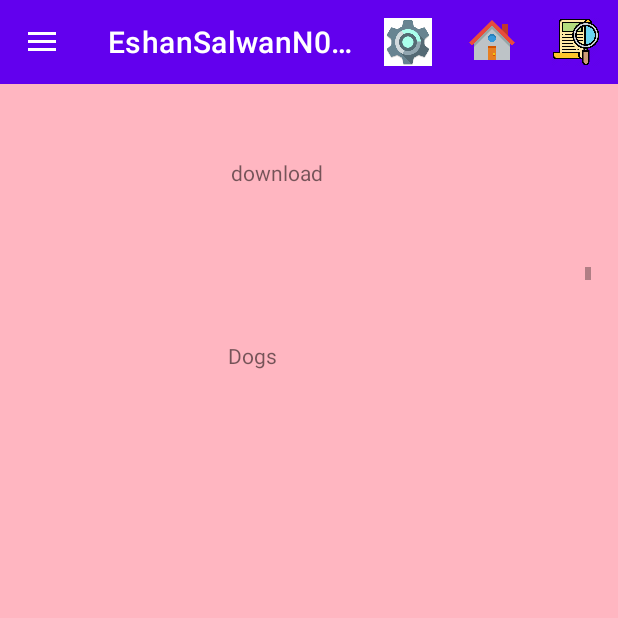
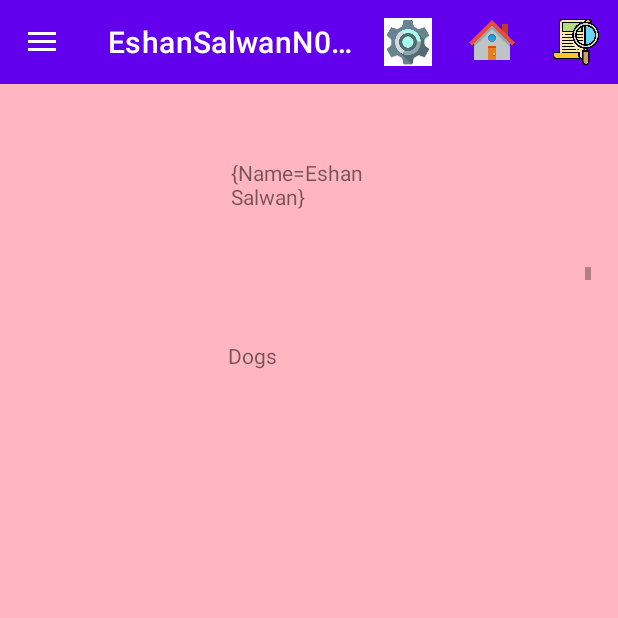
Before and after one commit to EshanSalwan2232/EshanSalwanAssign4, an Android app: the screen it shows after launch (EshanActivity), in the side drawer, after a tap on "Download", on a phone screen of 412 x 824 dp, the top half of it. Run offline under Robolectric (Android 15) with nearby library versions, the phone set to English and light mode, and no system bars.

Commit message:
File content fragment complete

```diff
--- a/app/src/main/java/eshan/salwan/n01422232/EshanFileContent.java
+++ b/app/src/main/java/eshan/salwan/n01422232/EshanFileContent.java
@@ -1,12 +1,28 @@
 package eshan.salwan.n01422232;
 
+import static eshan.salwan.n01422232.EshanHome.FILE_NAME;
+
+import android.app.Activity;
+import android.content.Context;
 import android.os.Bundle;
 
 import androidx.fragment.app.Fragment;
 
+import android.text.TextUtils;
 import android.view.LayoutInflater;
 import android.view.View;
 import android.view.ViewGroup;
+import android.widget.Button;
+import android.widget.TextView;
+import android.widget.Toast;
+
+import java.io.BufferedReader;
+import java.io.File;
+import java.io.FileInputStream;
+import java.io.InputStreamReader;
+import java.nio.charset.Charset;
+import java.util.ArrayList;
+import java.util.List;
 
 /**
  * A simple {@link Fragment} subclass.
@@ -45,16 +61,84 @@ public class EshanFileContent extends Fragment {
     @Override
     public void onCreate(Bundle savedInstanceState) {
         super.onCreate(savedInstanceState);
+        activity = getActivity();
         if (getArguments() != null) {
             mParam1 = getArguments().getString(ARG_PARAM1);
             mParam2 = getArguments().getString(ARG_PARAM2);
         }
     }
+    Activity activity;
+    TextView textView;
+    Button btnShow, btnDelete;
+    File file;
 
     @Override
     public View onCreateView(LayoutInflater inflater, ViewGroup container,
                              Bundle savedInstanceState) {
         // Inflate the layout for this fragment
-        return inflater.inflate(R.layout.eshan_file, container, false);
+        View view = inflater.inflate(R.layout.eshan_file, container, false);
+    textView = (TextView) view.findViewById(R.id.fileContent);
+
+    btnShow = (Button) view.findViewById(R.id.btnShow);
+
+    btnShow.setOnClickListener(new View.OnClickListener() {
+        @Override
+        public void onClick(View v) {
+            readFile(activity);
+        }
+    });
+
+    btnDelete = (Button) view.findViewById(R.id.btnDelete);
+    btnDelete.setOnClickListener(new View.OnClickListener() {
+        @Override
+        public void onClick(View v) {
+            deleteFile(activity);
+        }
+    });
+        return view;
+    }
+
+    private void readFile(Context context) {
+        try {
+            FileInputStream fileInputStream;
+
+                fileInputStream = context.openFileInput(FILE_NAME);
+
+
+            InputStreamReader inputStreamReader = new InputStreamReader(fileInputStream, Charset.forName("UTF-8"));
+            List<String> lines = new ArrayList<String>();
+            BufferedReader reader = new BufferedReader(inputStreamReader);
+
+            String line = reader.readLine();
+                while (line != null) {
+                    lines.add(line);
+                    line = reader.readLine();
+                }
+
+            if (line == null){
+                textView.setText("No Content");
+            }else {
+                textView.setText(TextUtils.join("\n", lines));
+            }
+
+            Toast.makeText(context, String.format("Read from file %s successful", FILE_NAME), Toast.LENGTH_SHORT).show();
+        } catch (Exception e) {
+            e.printStackTrace();
+            Toast.makeText(context, String.format("Read from file %s failed", FILE_NAME), Toast.LENGTH_SHORT).show();
+            textView.setText("No Content");
+
+        }
+    }
+
+    private void deleteFile(Context context) {
+        file = new File(context.getFilesDir(), FILE_NAME);
+
+        if (file.exists()) {
+            file.delete();
+            textView.setText("File Deleted");
+            Toast.makeText(context, String.format("File %s has been deleted", FILE_NAME), Toast.LENGTH_SHORT).show();
+        } else {
+            Toast.makeText(context, String.format("File %s doesn't exist", FILE_NAME), Toast.LENGTH_SHORT).show();
+        }
     }
 }
--- a/app/src/main/java/eshan/salwan/n01422232/EshanHome.java
+++ b/app/src/main/java/eshan/salwan/n01422232/EshanHome.java
@@ -112,7 +112,8 @@ public class EshanHome extends Fragment {
         textView.setText(Date);
     }
 
-private final static String FILE_NAME = "Eshan.txt";
+    public final static String FILE_NAME = "Eshan.txt";
+    FileOutputStream fileOutputStream;
 
     private void CreateFile(View v, Context context) {
         //create file
@@ -122,8 +123,7 @@ private final static String FILE_NAME = "Eshan.txt";
                     file.createNewFile();
                 }
             //write file
-            FileOutputStream fileOutputStream;
-            fileOutputStream = context.openFileOutput(FILE_NAME, Context.MODE_PRIVATE);
+            fileOutputStream = new FileOutputStream(file, true);
             fileOutputStream.write(editText.getText().toString().getBytes(Charset.forName("UTF-8")));
             Toast.makeText(context, "Write to file successful", Toast.LENGTH_SHORT).show();
 
--- a/app/src/main/java/eshan/salwan/n01422232/SalwanDownload.java
+++ b/app/src/main/java/eshan/salwan/n01422232/SalwanDownload.java
@@ -16,6 +16,7 @@ import android.widget.ArrayAdapter;
 import android.widget.ImageView;
 import android.widget.ListView;
 import android.widget.ProgressBar;
+import android.widget.TextView;
 import android.widget.Toast;
 
 import java.io.InputStream;
@@ -73,6 +74,7 @@ public class SalwanDownload extends Fragment implements AdapterView.OnItemClickL
     ArrayAdapter<String> productListAdapter;
     ImageView imageView;
     ProgressBar progressBar;
+    SharedPreference preference;
 
     @Override
     public View onCreateView(LayoutInflater inflater, ViewGroup container,
@@ -82,13 +84,16 @@ public class SalwanDownload extends Fragment implements AdapterView.OnItemClickL
 
         productListView = (ListView) view.findViewById(R.id.listView);
 
-        productListAdapter = new ArrayAdapter<String>(activity, R.layout.salwan_download, R.id.textView4, downloadList);
+        productListAdapter = new ArrayAdapter<String>(activity, R.layout.salwan_download, R.id.preferenceView, downloadList);
         productListView.setAdapter(productListAdapter);
         productListView.setOnItemClickListener(this);
 
         imageView = view.findViewById(R.id.imageView3);
         progressBar = view.findViewById(R.id.progress);
         progressBar.setVisibility(View.INVISIBLE);
+
+        preference = new SharedPreference();
+        preference.onView(activity, view);
 
         return view;
     }
--- /dev/null
+++ b/app/src/main/java/eshan/salwan/n01422232/SharedPreference.java
@@ -0,0 +1,41 @@
+package eshan.salwan.n01422232;
+
+import android.content.Context;
+import android.content.SharedPreferences;
+import android.view.View;
+import android.widget.EditText;
+import android.widget.TextView;
+
+public class SharedPreference {
+
+    final static String PREFS_NAME = "Persistent";
+    final static String FullN ="Eshan Salwan";
+    TextView textView;
+
+    public SharedPreference() {
+        super();
+    }
+
+    public void createPreference(Context context) {
+        SharedPreferences preferences;
+        SharedPreferences.Editor editor;
+
+        preferences = context.getSharedPreferences(PREFS_NAME,
+                Context.MODE_PRIVATE);
+        editor = preferences.edit();
+        editor.putString("Name", FullN);
+        editor.commit();
+    }
+
+    public void onView(Context context, View view) {
+        SharedPreferences settings;
+        textView = (TextView) view.findViewById(R.id.preferenceView);
+
+        settings = context.getSharedPreferences(PREFS_NAME,
+                Context.MODE_PRIVATE);
+
+        textView.setText(settings.getAll().toString());
+
+
+    }
+}
--- a/app/src/main/res/layout/eshan_file.xml
+++ b/app/src/main/res/layout/eshan_file.xml
@@ -10,7 +10,7 @@
 
     <!-- TODO: Update blank fragment layout -->
     <TextView
-        android:id="@+id/textView"
+        android:id="@+id/fileContent"
         android:layout_width="358dp"
         android:layout_height="374dp"
         android:layout_marginStart="26dp"
--- a/app/src/main/res/layout/salwan_download.xml
+++ b/app/src/main/res/layout/salwan_download.xml
@@ -10,7 +10,7 @@
 
     <!-- TODO: Update blank fragment layout -->
     <TextView
-        android:id="@+id/textView4"
+        android:id="@+id/preferenceView"
         android:layout_width="98dp"
         android:layout_height="35dp"
         android:layout_marginStart="153dp"
```
